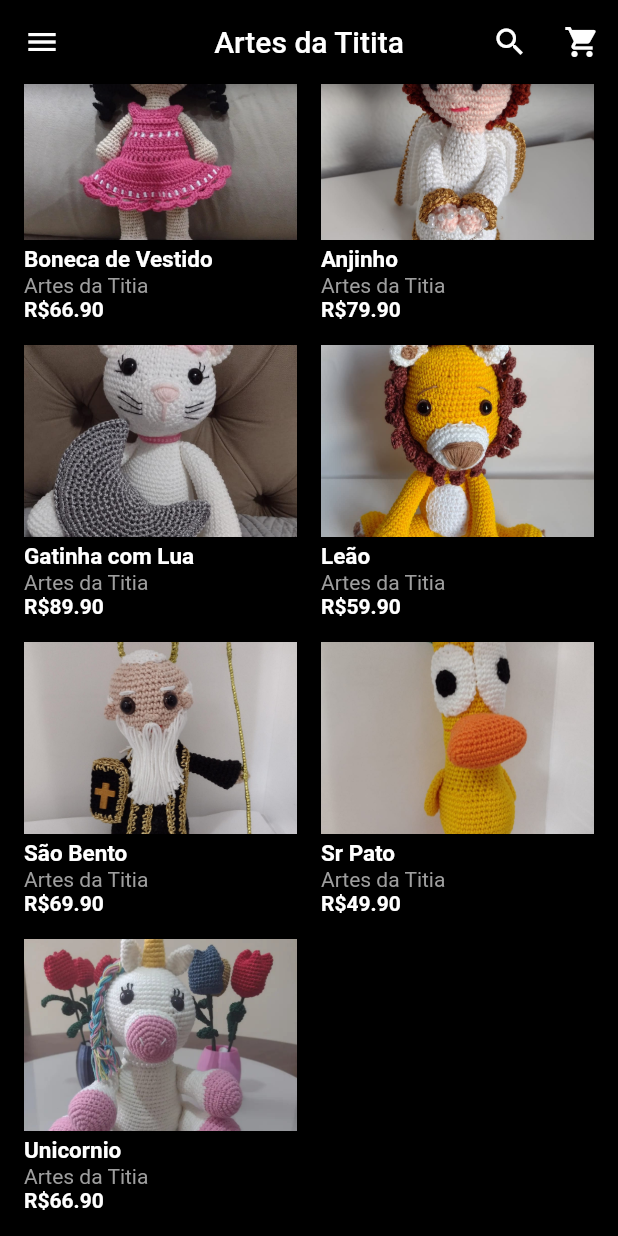
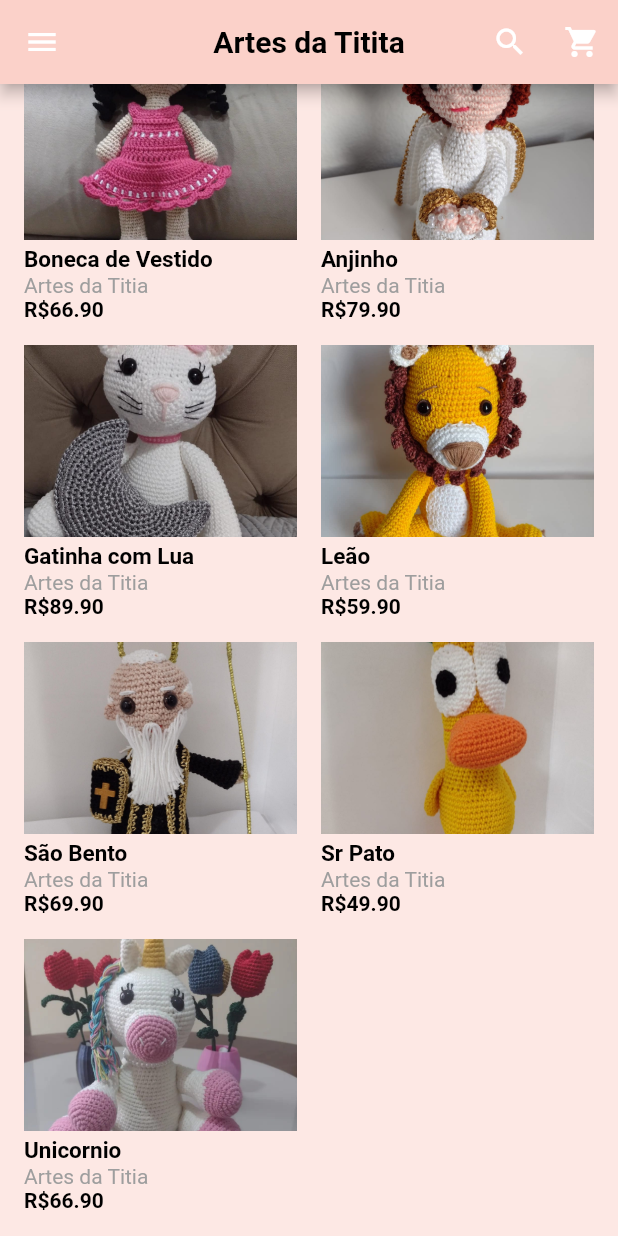
Before and after one commit to ViktorBentes/responsividade, a Flutter app: the screen it shows after launch, scrolled down 575 dp, on a phone screen of 412 x 824 dp. Run offline on Flutter 3.47's test engine with Material 2 defaults, Android fonts, the phone set to English and light mode, and no system bars; drawn by our look-alikes of auto_size_text; missing offline and left inert: dart:html.

Commit message:
Melhoria site

```diff
--- a/lib/pages/home/home_page.dart
+++ b/lib/pages/home/home_page.dart
@@ -12,7 +12,7 @@ class HomePage extends StatelessWidget {
     return LayoutBuilder(
       builder: (context, constraints) {
         return Scaffold(
-            backgroundColor: Colors.black,
+            backgroundColor: Color(0xfffde8e4),
             appBar: constraints.maxWidth < mobileBreakpoint
                 ? PreferredSize(
                     child: MobileAppBar(),
--- a/lib/pages/home/widgets/app_bar/mobile_app_bar.dart
+++ b/lib/pages/home/widgets/app_bar/mobile_app_bar.dart
@@ -4,8 +4,14 @@ class MobileAppBar extends StatelessWidget {
   @override
   Widget build(BuildContext context) {
     return AppBar(
-      backgroundColor: Colors.black,
-      title: Text("Artes da Titita"),
+      backgroundColor: Color(0xfffbd1c9),
+      title: Text(
+        "Artes da Titita",
+        style: TextStyle(
+          color: Colors.black,
+          fontWeight: FontWeight.bold,
+        ),
+      ),
       centerTitle: true,
       actions: [
         IconButton(onPressed: () {}, icon: Icon(Icons.search)),
--- a/lib/pages/home/widgets/courses_item.dart
+++ b/lib/pages/home/widgets/courses_item.dart
@@ -31,7 +31,7 @@ class CoursesItem extends StatelessWidget {
               style: TextStyle(
                   fontWeight: FontWeight.bold,
                   fontSize: 15,
-                  color: Colors.white),
+                  color: Colors.black),
             );
           },
         ),
@@ -42,7 +42,7 @@ class CoursesItem extends StatelessWidget {
         Text(
           "R\$${value.toStringAsFixed(2)}",
           style: TextStyle(
-              fontWeight: FontWeight.bold, fontSize: 14, color: Colors.white),
+              fontWeight: FontWeight.bold, fontSize: 14, color: Colors.black),
         ),
       ],
     );
```
Also changed, not shown: lib/pages/home/widgets/app_bar/web_app_bar.dart (+6 -3 lines), lib/pages/home/widgets/sections/advantage_sections.dart (+4 -4 lines), lib/pages/home/widgets/sections/top_section.dart (+38 -5 lines), images/tititacapa2.png (added).
